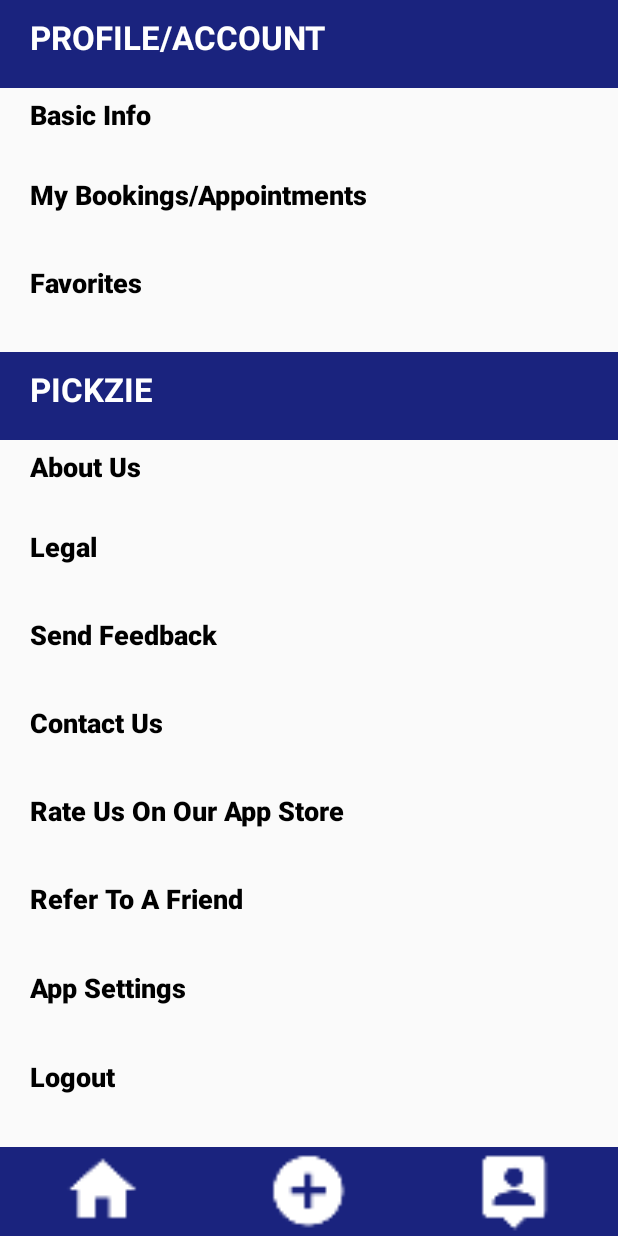
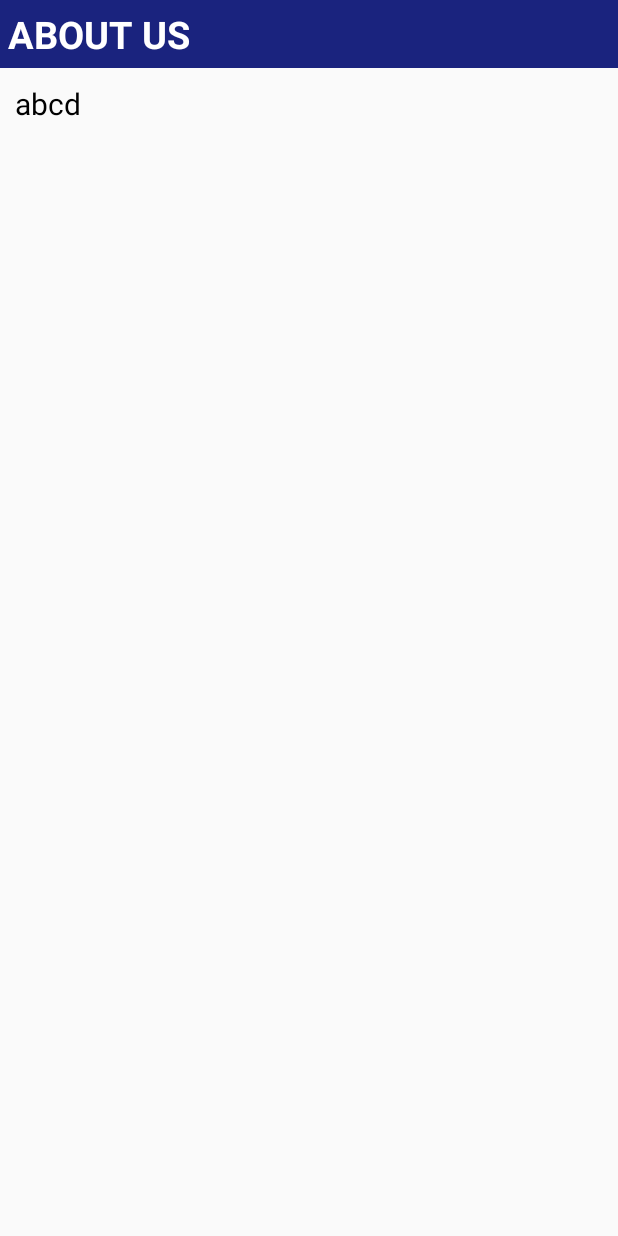
Before and after one commit to chhavip/Pickzie, an Android app: the UserSettingsOptions screen opened directly, with no data from a screen before it, after a tap on "About Us", on a phone screen of 412 x 824 dp. Run offline under Robolectric (Android 15) with nearby library versions, the phone set to English and light mode, and no system bars.

Commit message:
Settings Fragments Added

```diff
--- /dev/null
+++ b/app/src/main/java/com/chhavi/pickzie/Fragment/UserAboutUs.java
@@ -0,0 +1,27 @@
+package com.chhavi.pickzie.Fragment;
+
+
+import android.os.Bundle;
+import android.support.v4.app.Fragment;
+import android.view.LayoutInflater;
+import android.view.View;
+import android.view.ViewGroup;
+
+import com.chhavi.pickzie.R;
+
+public class UserAboutUs extends Fragment {
+
+
+    public UserAboutUs() {
+        // Required empty public constructor
+    }
+
+
+    @Override
+    public View onCreateView(LayoutInflater inflater, ViewGroup container,
+                             Bundle savedInstanceState) {
+        // Inflate the layout for this fragment
+        return inflater.inflate(R.layout.fragment_user_about_us, container, false);
+    }
+
+}
--- a/app/src/main/java/com/chhavi/pickzie/Fragment/UserSettingsOptions.java
+++ b/app/src/main/java/com/chhavi/pickzie/Fragment/UserSettingsOptions.java
@@ -23,7 +23,12 @@
 
     UserBasicInfo userBasicInfo;
     UserBookings userBookings;
-
+    UserAboutUs userAboutUs;
+    UserContactUs userContactUs;
+    UserFavorites userFavorites;
+    UserLegal userLegal;
+    UserRateUsOnOurApp userRateUsOnOurApp;
+    UserSendFeedback userSendFeedback;
 
     @Override
     public View onCreateView(LayoutInflater inflater, ViewGroup container,
@@ -51,9 +56,10 @@
         android.support.v4.app.FragmentTransaction fragmentTransaction = fragmentManager.beginTransaction();
         switch (v.getId()){
             case R.id.settings_aboutus:
-//                fragmentTransaction.replace(R.id.framelayout_user_settings, userSettingsOptions);
-//                fragmentTransaction.addToBackStack(null);
-//                fragmentTransaction.commit();
+                userAboutUs = new UserAboutUs();
+                fragmentTransaction.replace(R.id.framelayout_user_settings, userAboutUs);
+                fragmentTransaction.addToBackStack(null);
+                fragmentTransaction.commit();
                 break;
             case R.id.settings_appsettings:
 //                fragmentTransaction.replace(R.id.framelayout_user_settings, userSettingsOptions);
@@ -73,14 +79,16 @@
                 fragmentTransaction.commit();
                 break;
             case R.id.settings_fav:
-//                fragmentTransaction.replace(R.id.framelayout_user_settings, userSettingsOptions);
-//                fragmentTransaction.addToBackStack(null);
-//                fragmentTransaction.commit();
+                userFavorites = new UserFavorites();
+                fragmentTransaction.replace(R.id.framelayout_user_settings, userFavorites);
+                fragmentTransaction.addToBackStack(null);
+                fragmentTransaction.commit();
                 break;
             case R.id.settings_legal:
-//                fragmentTransaction.replace(R.id.framelayout_user_settings, userSettingsOptions);
-//                fragmentTransaction.addToBackStack(null);
-//                fragmentTransaction.commit();
+                userLegal = new UserLegal();
+                fragmentTransaction.replace(R.id.framelayout_user_settings, userLegal);
+                fragmentTransaction.addToBackStack(null);
+                fragmentTransaction.commit();
                 break;
             case R.id.settings_logout:
 //                fragmentTransaction.replace(R.id.framelayout_user_settings, userSettingsOptions);
@@ -88,9 +96,10 @@
 //                fragmentTransaction.commit();
                 break;
             case R.id.settings_rate:
-//                fragmentTransaction.replace(R.id.framelayout_user_settings, userSettingsOptions);
-//                fragmentTransaction.addToBackStack(null);
-//                fragmentTransaction.commit();
+                userRateUsOnOurApp = new UserRateUsOnOurApp();
+                fragmentTransaction.replace(R.id.framelayout_user_settings, userRateUsOnOurApp);
+                fragmentTransaction.addToBackStack(null);
+                fragmentTransaction.commit();
                 break;
             case R.id.settings_refer:
 //                fragmentTransaction.replace(R.id.framelayout_user_settings, userSettingsOptions);
@@ -98,9 +107,10 @@
 //                fragmentTransaction.commit();
                 break;
             case R.id.settings_send_feedback:
-//                fragmentTransaction.replace(R.id.framelayout_user_settings, userSettingsOptions);
-//                fragmentTransaction.addToBackStack(null);
-//                fragmentTransaction.commit();
+                userSendFeedback = new UserSendFeedback();
+                fragmentTransaction.replace(R.id.framelayout_user_settings, userSendFeedback);
+                fragmentTransaction.addToBackStack(null);
+                fragmentTransaction.commit();
                 break;
         }
     }
--- /dev/null
+++ b/app/src/main/res/layout/fragment_user_about_us.xml
@@ -0,0 +1,32 @@
+<RelativeLayout xmlns:android="http://schemas.android.com/apk/res/android"
+    xmlns:tools="http://schemas.android.com/tools"
+    android:layout_width="match_parent"
+    android:layout_height="match_parent"
+    tools:context="com.chhavi.pickzie.Fragment.UserContactUs">
+
+    <TextView
+        android:layout_width="match_parent"
+        android:layout_height="wrap_content"
+        android:padding="5dp"
+        android:textSize="25sp"
+        android:background="#1A237E"
+        android:textStyle="bold"
+        android:text="ABOUT US"
+        android:textColor="#FFFFFF"
+        android:id="@+id/header" />
+
+    <TextView
+        android:layout_width="match_parent"
+        android:layout_height="wrap_content"
+        android:layout_margin="10dp"
+        android:layout_below="@id/header"
+        android:text="abcd"
+        android:id="@+id/a"
+
+        android:textSize="20sp"
+        android:textColor="@android:color/black" />
+
+
+
+
+</RelativeLayout>
```
Also changed, not shown: app/src/main/java/com/chhavi/pickzie/Fragment/UserContactUs.java (added, +31 -0 lines), app/src/main/java/com/chhavi/pickzie/Fragment/UserFavorites.java (added, +28 -0 lines), app/src/main/java/com/chhavi/pickzie/Fragment/UserLegal.java (added, +27 -0 lines), app/src/main/java/com/chhavi/pickzie/Fragment/UserRateUsOnOurApp.java (added, +30 -0 lines), app/src/main/java/com/chhavi/pickzie/Fragment/UserSendFeedback.java (added, +28 -0 lines), app/src/main/java/com/chhavi/pickzie/Helper/HomeViewPager.java (+7 -3 lines), app/src/main/res/layout/fragment_user_contact_us.xml (added, +41 -0 lines), app/src/main/res/layout/fragment_user_favorites.xml (added, +13 -0 lines), app/src/main/res/layout/fragment_user_legal.xml (added, +32 -0 lines), app/src/main/res/layout/fragment_user_rate_us_on_our_app.xml (added, +38 -0 lines), app/src/main/res/layout/fragment_user_send_feedback.xml (added, +32 -0 lines), app/src/main/res/layout/home_swipe_layout.xml (+17 -2 lines), 1 other file.
